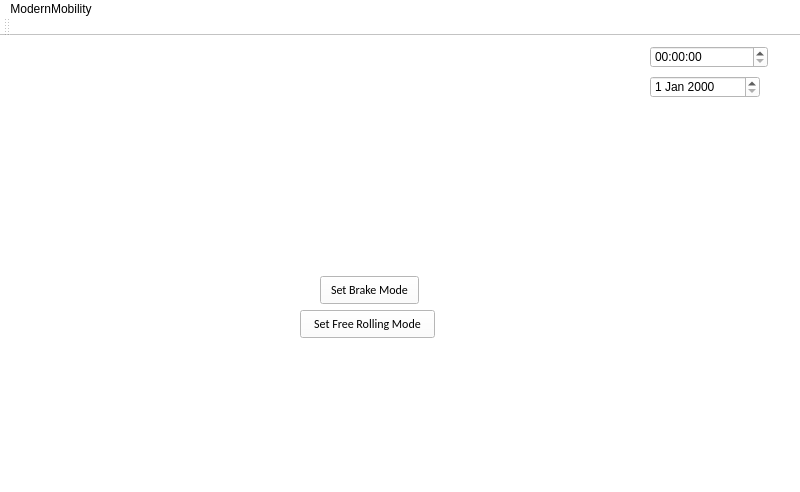
The window that TouchscreenCode/mainwindow.ui (PG188/ModernMobility) describes before a commit, drawn with Qt 5.
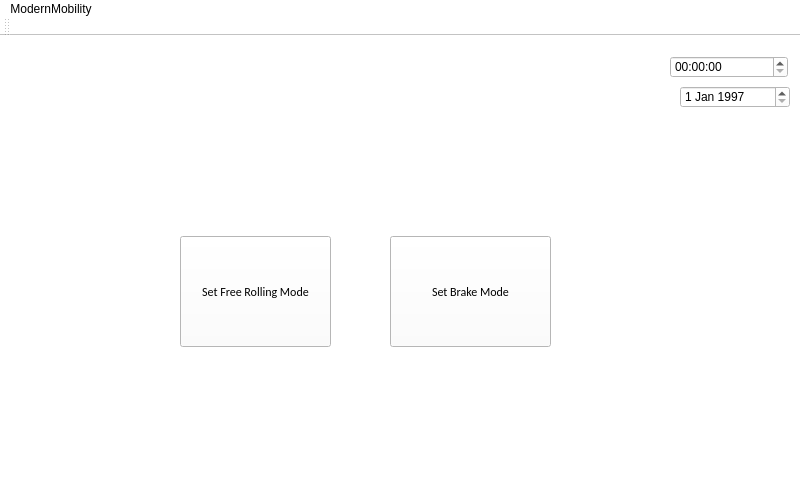
The same window after the commit. Icons and pictures are not drawn.

Patch:
```diff
--- a/TouchscreenCode/mainwindow.ui
+++ b/TouchscreenCode/mainwindow.ui
@@ -26,10 +26,10 @@
    <widget class="QPushButton" name="BrakeModeBtn">
     <property name="geometry">
      <rect>
-      <x>320</x>
-      <y>240</y>
-      <width>99</width>
-      <height>28</height>
+      <x>390</x>
+      <y>200</y>
+      <width>161</width>
+      <height>111</height>
      </rect>
     </property>
     <property name="font">
@@ -50,10 +50,10 @@
    <widget class="QPushButton" name="FreeRollingBtn">
     <property name="geometry">
      <rect>
-      <x>300</x>
-      <y>274</y>
-      <width>135</width>
-      <height>28</height>
+      <x>180</x>
+      <y>200</y>
+      <width>151</width>
+      <height>111</height>
      </rect>
     </property>
     <property name="font">
@@ -71,26 +71,6 @@
      <string>Set Free Rolling Mode</string>
     </property>
    </widget>
-   <widget class="QTimeEdit" name="timeEdit">
-    <property name="geometry">
-     <rect>
-      <x>650</x>
-      <y>10</y>
-      <width>118</width>
-      <height>22</height>
-     </rect>
-    </property>
-   </widget>
-   <widget class="QDateEdit" name="dateEdit">
-    <property name="geometry">
-     <rect>
-      <x>650</x>
-      <y>40</y>
-      <width>110</width>
-      <height>22</height>
-     </rect>
-    </property>
-   </widget>
    <widget class="QLabel" name="label">
     <property name="geometry">
      <rect>
@@ -104,7 +84,44 @@
      <string/>
     </property>
     <property name="pixmap">
-     <pixmap>../../Pictures/logoresized.png</pixmap>
+     <pixmap>logoresized.png</pixmap>
+    </property>
+   </widget>
+   <widget class="QDateEdit" name="dateEdit">
+    <property name="geometry">
+     <rect>
+      <x>680</x>
+      <y>50</y>
+      <width>110</width>
+      <height>22</height>
+     </rect>
+    </property>
+    <property name="dateTime">
+     <datetime>
+      <hour>0</hour>
+      <minute>3</minute>
+      <second>0</second>
+      <year>1997</year>
+      <month>1</month>
+      <day>1</day>
+     </datetime>
+    </property>
+    <property name="time">
+     <time>
+      <hour>0</hour>
+      <minute>3</minute>
+      <second>0</second>
+     </time>
+    </property>
+   </widget>
+   <widget class="QTimeEdit" name="timeEdit">
+    <property name="geometry">
+     <rect>
+      <x>670</x>
+      <y>20</y>
+      <width>118</width>
+      <height>22</height>
+     </rect>
     </property>
    </widget>
   </widget>
```
